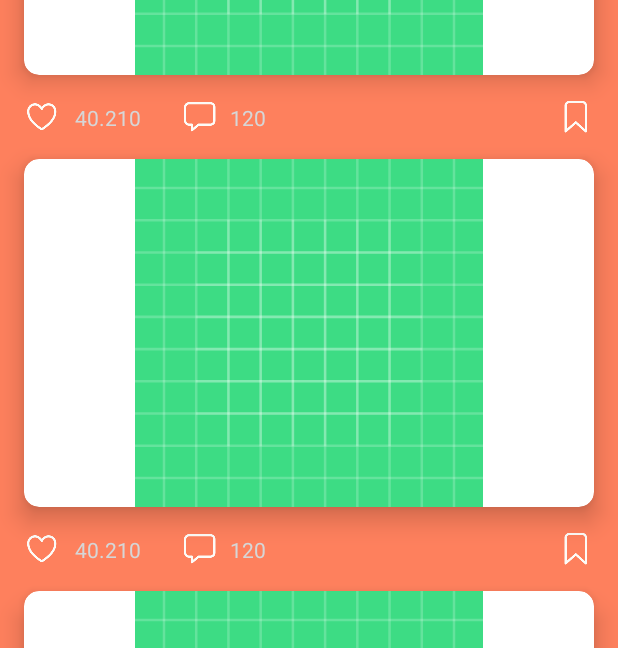
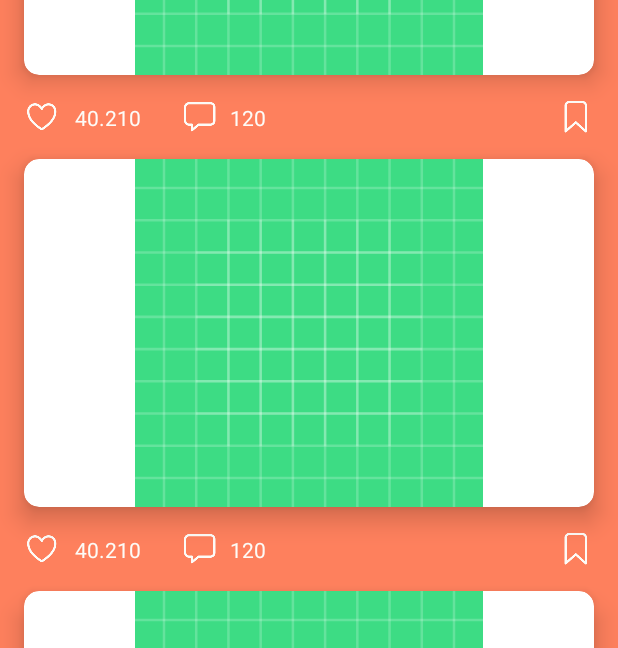
Before and after one commit to Alvarenga-Dev/Photographers, an Android app: the screen it shows after launch (MainActivity), on a phone screen of 412 x 824 dp. Shown: the part 285-933 px from the top of the screen. Run offline under Robolectric (Android 15) with nearby library versions, the phone set to English and light mode, and no system bars.

Commit message:
style: change value textColor

```diff
--- a/app/src/main/res/layout/item_photo.xml
+++ b/app/src/main/res/layout/item_photo.xml
@@ -55,7 +55,7 @@
         android:layout_height="wrap_content"
         android:layout_marginStart="8dp"
         android:text="40.210"
-        android:textColor="@color/textColor"
+        android:textColor="@color/colorAccent"
         app:layout_constraintBottom_toBottomOf="@+id/iconLikesIv"
         app:layout_constraintEnd_toStartOf="@+id/guidelineLeftX"
         app:layout_constraintHorizontal_bias="0.074"
@@ -87,7 +87,7 @@
         android:layout_height="wrap_content"
         android:layout_marginStart="8dp"
         android:text="120"
-        android:textColor="@color/textColor"
+        android:textColor="@color/colorAccent"
         app:layout_constraintBottom_toBottomOf="@+id/commentsIv"
         app:layout_constraintEnd_toStartOf="@+id/guidelineRightX"
         app:layout_constraintHorizontal_bias="0.0"
```
